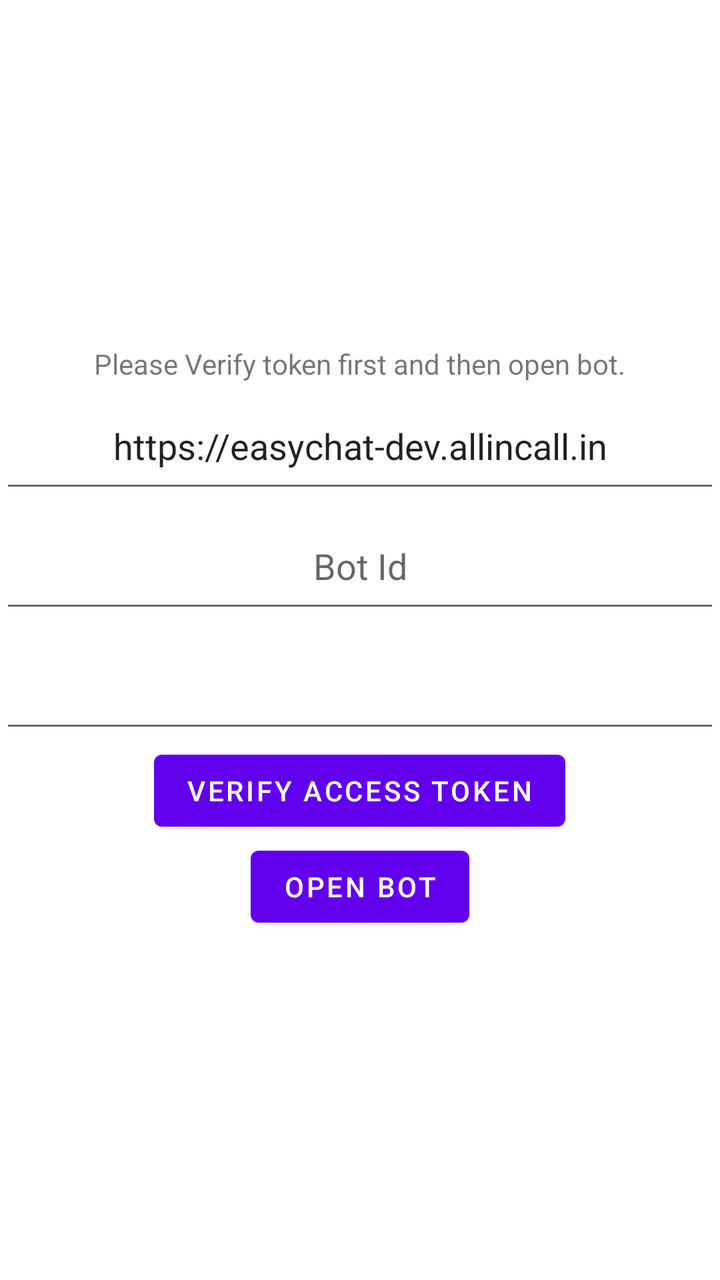
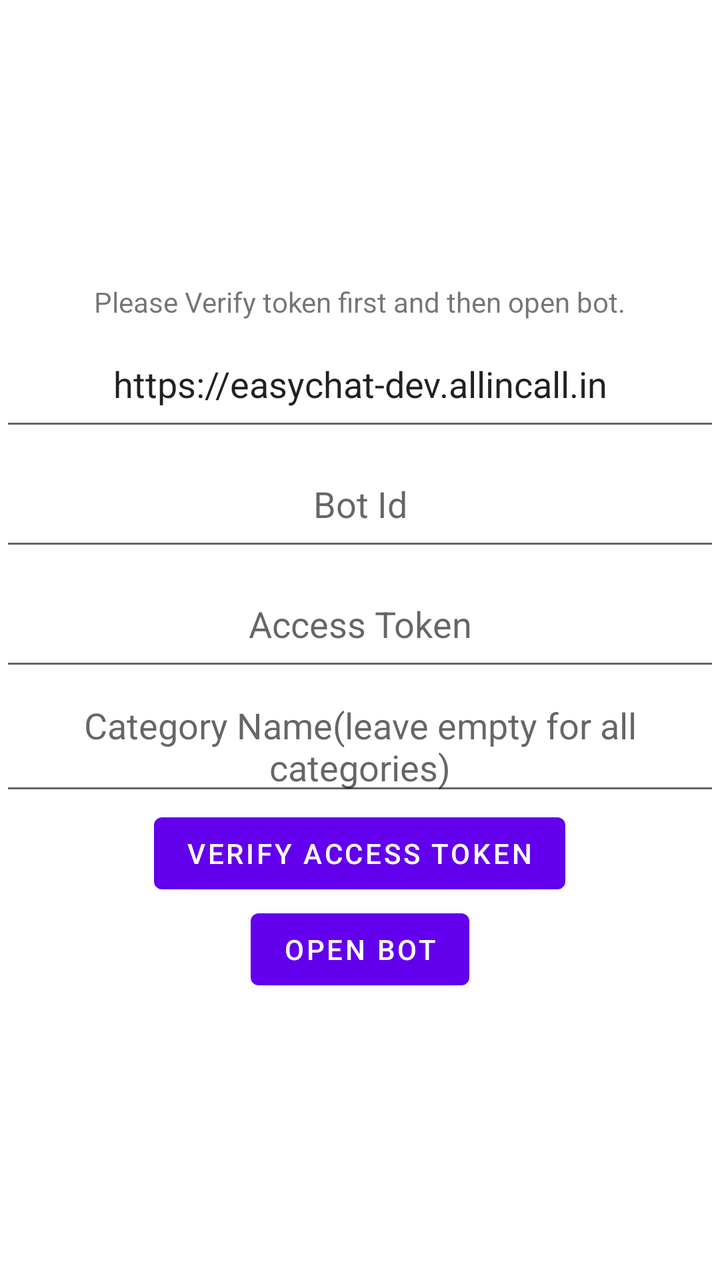

Before-and-after screenshots of an Android layout around one commit, followed by the original layout XML and the change that was made.
<!-- AndroidManifest.xml: application theme Theme.EasyChatWebView -->
<!-- res/layout/activity_main.xml -->
<?xml version="1.0" encoding="utf-8"?>
<LinearLayout xmlns:android="http://schemas.android.com/apk/res/android"
    xmlns:app="http://schemas.android.com/apk/res-auto"
    xmlns:tools="http://schemas.android.com/tools"
    android:layout_width="match_parent"
    android:layout_height="match_parent"
    android:gravity="center"
    android:orientation="vertical"
    tools:context=".MainActivity">
    <TextView
        android:layout_width="wrap_content"
        android:layout_height="wrap_content"
        android:text="Please Verify token first and then open bot."/>
    <EditText
        android:layout_width="match_parent"
        android:layout_height="60dp"
        android:text="https://easychat-dev.allincall.in"
        android:gravity="center"
        android:hint="Domain Name"
        android:id="@+id/domain_et"
        />
    <EditText
        android:layout_width="match_parent"
        android:layout_height="60dp"
        android:hint="Bot Id"
        android:inputType="number"
        android:gravity="center"
        android:id="@+id/bot_id_et"
        />

    <EditText
        android:layout_width="match_parent"
        android:layout_height="60dp"
        android:text=""
        android:gravity="center"
        android:id="@+id/access_token_et"
        />

    <Button
        android:layout_width="wrap_content"
        android:layout_height="wrap_content"
        android:text="Verify Access Token"
        android:id="@+id/verify_access_token"
        />

    <Button
        android:layout_width="wrap_content"
        android:layout_height="wrap_content"
        android:text="Open Bot"
        android:id="@+id/open_bot_btn"
       />

    <Button
        android:layout_width="wrap_content"
        android:layout_height="wrap_content"
        android:text="Open Bot"
        android:visibility="gone"
        android:id="@+id/open_test_activity"
        />



</LinearLayout>
<!-- resources referenced by this layout -->
<resources>
  <style name="Theme.EasyChatWebView" parent="Theme.MaterialComponents.DayNight.NoActionBar">
          
          <item name="colorPrimary">@color/purple_500</item>
          <item name="colorPrimaryVariant">@color/purple_700</item>
          <item name="colorOnPrimary">@color/white</item>
          
          <item name="colorSecondary">@color/teal_200</item>
          <item name="colorSecondaryVariant">@color/teal_700</item>
          <item name="colorOnSecondary">@color/black</item>
          
          <item name="android:statusBarColor" tools:targetApi="l">?attr/colorPrimaryVariant</item>
          
      </style>
  <color name="purple_500">#FF6200EE</color>
  <color name="purple_700">#FF3700B3</color>
  <color name="white">#FFFFFFFF</color>
  <color name="teal_200">#FF03DAC5</color>
  <color name="teal_700">#FF018786</color>
  <color name="black">#FF000000</color>
</resources>

<!-- the commit's change to res/layout/activity_main.xml (unified diff, before → after) -->
@@ -31,9 +31,17 @@
     <EditText
         android:layout_width="match_parent"
         android:layout_height="60dp"
-        android:text=""
+        android:hint="Access Token"
         android:gravity="center"
         android:id="@+id/access_token_et"
+        />
+
+    <EditText
+        android:layout_width="match_parent"
+        android:layout_height="wrap_content"
+        android:hint="Category Name(leave empty for all categories)"
+        android:gravity="center"
+        android:id="@+id/category_name_et"
         />
 
     <Button
